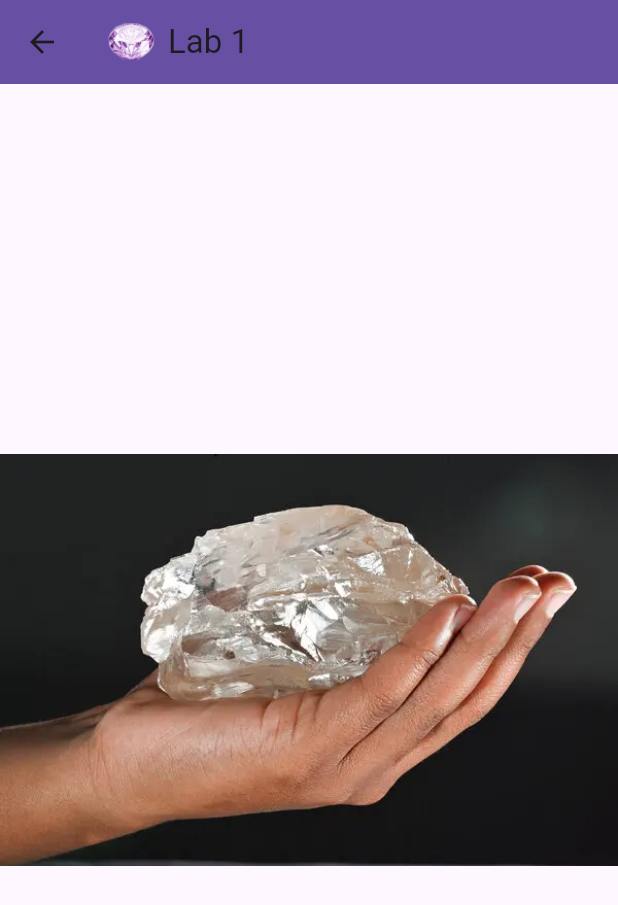
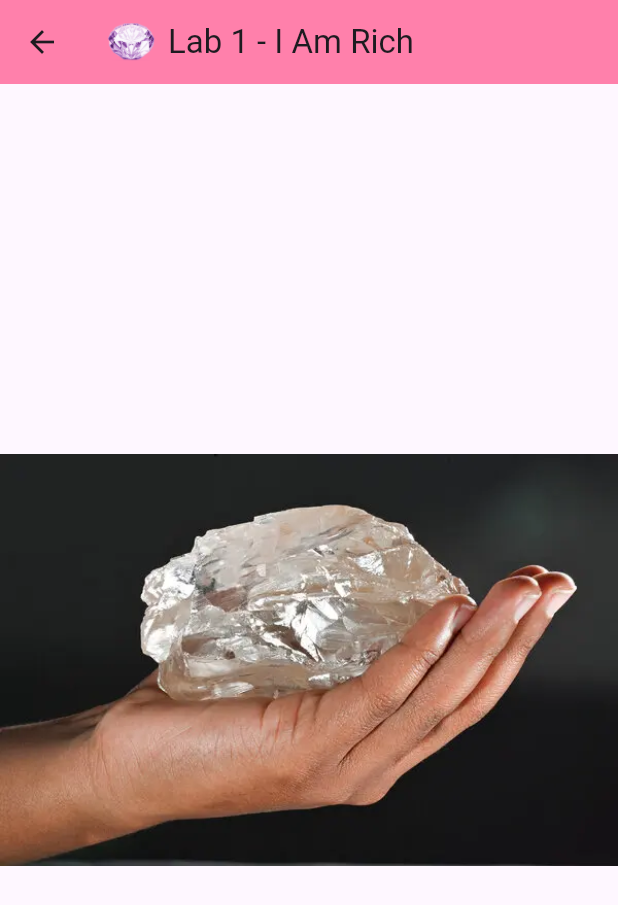
Before and after one commit to ThxgHntr/cross_platf_labs, a Flutter app: the screen it shows after launch, after a tap on "Lab 1", on a phone screen of 412 x 824 dp. Shown: the top 905 px of the screen. Run offline on Flutter 3.47's test engine with Material 3 defaults, Android fonts, the light colour scheme and no system bars; generated files the repository leaves out were written again; network calls fail.

Commit message:
Add Lab2View and update navigation in MyApp; modify Lab1View title and background color

```diff
--- a/lib/src/app.dart
+++ b/lib/src/app.dart
@@ -7,6 +7,7 @@ import 'list_view/lab_item_list_view.dart';
 import 'settings/settings_controller.dart';
 import 'settings/settings_view.dart';
 import 'lab1/lab1_view.dart';
+import 'lab2/lab2_view.dart';
 
 /// The Widget that configures your application.
 class MyApp extends StatelessWidget {
@@ -21,6 +22,7 @@ class MyApp extends StatelessWidget {
   Widget build(BuildContext context) {
     final List<LabItem> items = [
       LabItem(id: 1, image: Lab1View.image, routeName: Lab1View.routeName),
+      LabItem(id: 2, image: Lab2View.image, routeName: Lab2View.routeName),
     ];
     // Glue the SettingsController to the MaterialApp.
     //
@@ -79,6 +81,8 @@ class MyApp extends StatelessWidget {
                     );
                   case Lab1View.routeName:
                     return const Lab1View();
+                  case Lab2View.routeName:
+                    return const Lab2View();
                   default:
                     return LabItemListView(
                       items: items,
--- a/lib/src/lab1/lab1_view.dart
+++ b/lib/src/lab1/lab1_view.dart
@@ -11,18 +11,20 @@ class Lab1View extends StatelessWidget {
     return Scaffold(
       appBar: AppBar(
         // responsive color
-        backgroundColor: Theme.of(context).colorScheme.primary,
+        backgroundColor: Theme.of(context).brightness == Brightness.dark
+            ? Colors.pink[800]
+            : Colors.pinkAccent[100],
         title: Row(
           children: [
             Image.asset(
-              'assets/icons/diamond_icon.png',
+              image,
               width: 32,
               height: 32,
             ),
             const SizedBox(width: 8),
             // responsive text color
             Text(
-              'Lab 1',
+              'Lab 1 - I Am Rich',
               style: Theme.of(context).textTheme.titleLarge,
             ),
           ],
--- a/lib/src/list_view/lab_item_list_view.dart
+++ b/lib/src/list_view/lab_item_list_view.dart
@@ -48,15 +48,11 @@ class LabItemListView extends StatelessWidget {
           final item = items[index];
 
           return ListTile(
-              // for each item, create a ListTile that take routeName and image
-              // from the LabItem object
-
+              contentPadding:
+                  const EdgeInsets.symmetric(horizontal: 16.0, vertical: 5.0),
               leading: Image.asset(item.image),
               title: Text('Lab ${item.id}'),
               onTap: () {
-                // Navigate to the details page. If the user leaves and returns
-                // to the app after it has been killed while running in the
-                // background, the navigation stack is restored.
                 Navigator.restorablePushNamed(context, item.routeName);
               });
         },
```
Also changed, not shown: lib/src/lab2/lab2_view.dart (added, +102 -0 lines).
